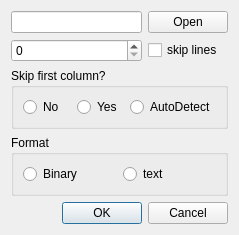
Before: the Qt Designer form src/customopendialog.ui in vtyulb/BSA-Analytics, drawn with Qt 5.
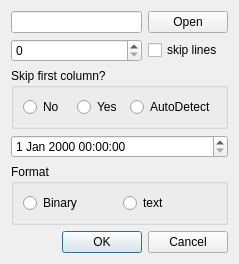
After: the same form once the commit is applied.

Commit message: correct star time

What changed in the file:
```diff
--- a/src/customopendialog.ui
+++ b/src/customopendialog.ui
@@ -7,7 +7,7 @@
     <x>0</x>
     <y>0</y>
     <width>239</width>
-    <height>233</height>
+    <height>262</height>
    </rect>
   </property>
   <property name="windowTitle">
@@ -72,6 +72,9 @@
      </layout>
     </widget>
    </item>
+   <item>
+    <widget class="QDateTimeEdit" name="dateTimeEdit"/>
+   </item>
    <item>
     <widget class="QGroupBox" name="groupBox_2">
      <property name="title">
```
The commit also changes 16 other files.
